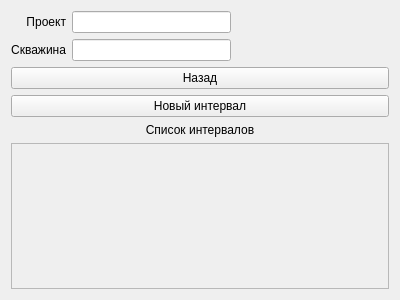
Above: resources/ui/WellForm.ui from StellarCampfire/GeoPhoto before the change. Below: the same form after it.
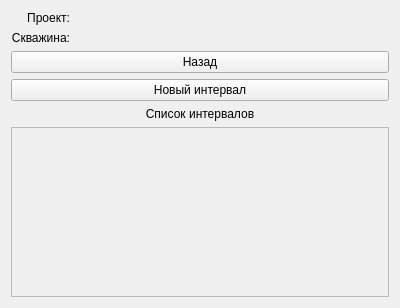
That is the form after the change.

Commit message: GEOP-2 Change labels

```diff
--- a/resources/ui/WellForm.ui
+++ b/resources/ui/WellForm.ui
@@ -7,7 +7,7 @@
     <x>0</x>
     <y>0</y>
     <width>400</width>
-    <height>300</height>
+    <height>308</height>
    </rect>
   </property>
   <property name="windowTitle">
@@ -21,7 +21,7 @@
        <item>
         <widget class="QLabel" name="label_2">
          <property name="text">
-          <string>Проект</string>
+          <string>Проект:</string>
          </property>
          <property name="alignment">
           <set>Qt::AlignRight|Qt::AlignTrailing|Qt::AlignVCenter</set>
@@ -31,7 +31,7 @@
        <item>
         <widget class="QLabel" name="label_3">
          <property name="text">
-          <string>Скважина</string>
+          <string>Скважина:</string>
          </property>
          <property name="alignment">
           <set>Qt::AlignRight|Qt::AlignTrailing|Qt::AlignVCenter</set>
@@ -43,10 +43,18 @@
      <item>
       <layout class="QVBoxLayout" name="verticalLayout_5">
        <item>
-        <widget class="QLineEdit" name="project_name_input"/>
+        <widget class="QLabel" name="project_name_label">
+         <property name="text">
+          <string/>
+         </property>
+        </widget>
        </item>
        <item>
-        <widget class="QLineEdit" name="well_name_input"/>
+        <widget class="QLabel" name="well_name_label">
+         <property name="text">
+          <string/>
+         </property>
+        </widget>
        </item>
       </layout>
      </item>
@@ -99,8 +107,8 @@
        <rect>
         <x>0</x>
         <y>0</y>
-        <width>386</width>
-        <height>180</height>
+        <width>374</width>
+        <height>132</height>
        </rect>
       </property>
       <layout class="QVBoxLayout" name="verticalLayout_2">
```
The commit also changes 3 other files.
